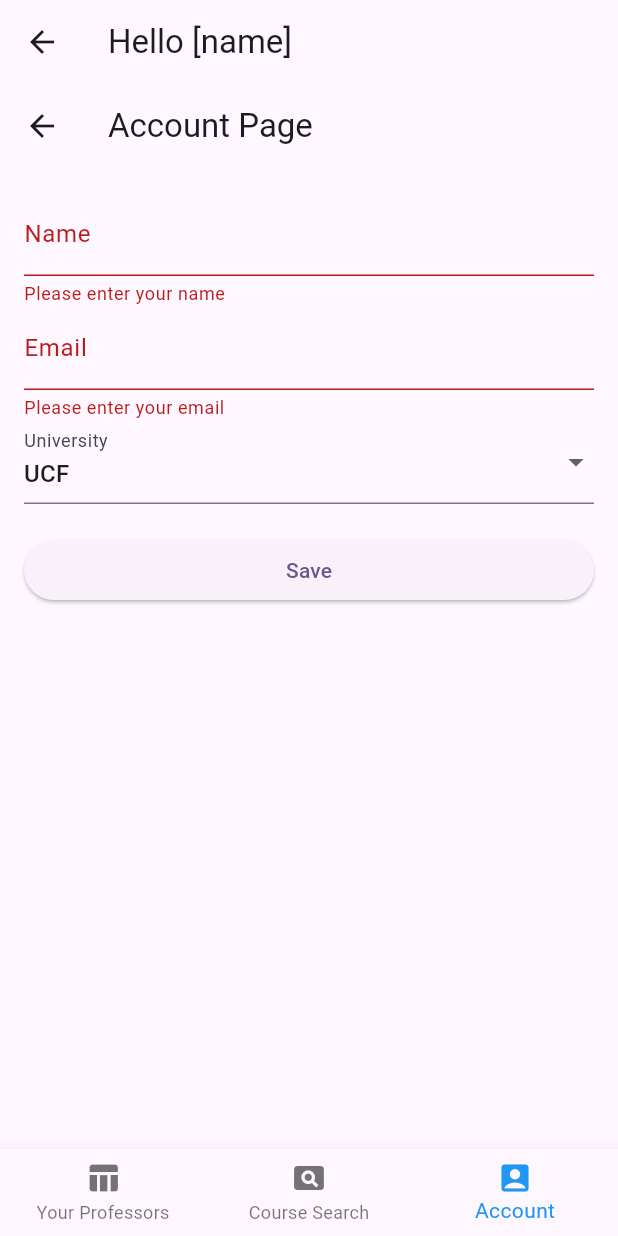
After one commit to FindMyProfessors/findmyprofessors, a Flutter app: the MyHomePage screen opened directly, item 3 of the bottom bar chosen, after a tap on "Save", on a phone screen of 412 x 824 dp. The commit adds this screen. Run offline on Flutter 3.47's test engine with Material 3 defaults, Android fonts, the phone set to English and light mode, and no system bars; our stand-ins replace flutter_native_splash, icons_plus.

Commit message:
home screen added

```diff
--- a/mobile/app/lib/screens/home_screen.dart
+++ /dev/null
@@ -1,20 +0,0 @@
-import 'package:flutter/material.dart';
-import 'package:app/widgets/custom_scaffold.dart';
-import 'package:app/widgets/welcome_button.dart';
-import 'package:app/screens/signin_screen.dart';
-import 'package:app/screens/signup_screen.dart';
-
-class HomeScreen extends StatelessWidget {
-  const HomeScreen({super.key});
-
-  @override
-  Widget build(BuildContext context) {
-    return CustomScaffold(
-      showAppBar: true,
-      child: RichText( text: const TextSpan(text:'home SCREEN', style: TextStyle(color: Colors.white,)),),
-
-
-
-    );
-  }
-}
--- a/mobile/app/lib/screens/signup_screen.dart
+++ b/mobile/app/lib/screens/signup_screen.dart
@@ -1,4 +1,4 @@
-import 'package:app/screens/home_screen.dart';
+import 'package:app/screens/test1.dart';
 import 'package:flutter/material.dart';
 import 'package:app/screens/signin_screen.dart';
 import 'package:app/widgets/custom_scaffold.dart';
@@ -282,7 +282,7 @@ class _SignInScreenState extends State<SignUpScreen> {
                           }
                           if (_formSignUpKey.currentState!.validate()) {
                             //update database
-                            Navigator.of(context).push(MaterialPageRoute(builder: (context) => HomeScreen()));
+                            Navigator.of(context).push(MaterialPageRoute(builder: (context) => MyHomePage()));
                           }
                         },
                         child: const Text('Sign Up'),
--- /dev/null
+++ b/mobile/app/lib/screens/test1.dart
@@ -0,0 +1,287 @@
+import 'package:flutter/material.dart';
+
+void main() {
+  runApp(const MyApp());
+}
+
+class MyApp extends StatelessWidget {
+  const MyApp({super.key});
+
+  @override
+  Widget build(BuildContext context) {
+    return MaterialApp(
+      title: 'Flutter Demo',
+      theme: ThemeData(
+        primarySwatch: Colors.blue,
+      ),
+      home: const MyHomePage(),
+    );
+  }
+}
+
+class MyHomePage extends StatefulWidget {
+  const MyHomePage({super.key});
+
+  @override
+  _MyHomePageState createState() => _MyHomePageState();
+}
+
+class _MyHomePageState extends State<MyHomePage> {
+  int _selectedIndex = 0;
+
+  static final List<Widget> _widgetOptions = <Widget>[
+    const TextTablePage(),
+    const SearchPage(),
+    /*const*/AccountPage(),
+  ];
+
+  void _onItemTapped(int index) {
+    setState(() {
+      _selectedIndex = index;
+    });
+  }
+
+  @override
+  Widget build(BuildContext context) {
+    return Scaffold(
+      appBar: AppBar(
+        title: const Text('Hello [name]'),
+      ),
+      body: Center(
+        child: _widgetOptions.elementAt(_selectedIndex),
+      ),
+      bottomNavigationBar: BottomNavigationBar(
+        items: const <BottomNavigationBarItem>[
+          BottomNavigationBarItem(
+            icon: Icon(Icons.table_chart),
+            label: 'Your Professors',
+          ),
+          BottomNavigationBarItem(
+            icon: Icon(Icons.pageview),
+            label: 'Course Search',
+          ),
+          BottomNavigationBarItem(
+            icon: Icon(Icons.account_box),
+            label: 'Account',
+          ),
+        ],
+        currentIndex: _selectedIndex,
+        selectedItemColor: Colors.blue,
+        onTap: _onItemTapped,
+      ),
+    );
+  }
+}
+
+class TextTablePage extends StatelessWidget {
+  const TextTablePage({super.key});
+
+  @override
+  Widget build(BuildContext context) {
+    return ListView(
+      padding: const EdgeInsets.all(8.0),
+      children: <Widget>[
+        Table(
+          border: TableBorder.all(),
+          children: const [
+            TableRow(children: [
+              Padding(
+                padding: EdgeInsets.all(8.0),
+                child: Text('Your Professors'),
+              ),
+              Padding(
+                padding: EdgeInsets.all(8.0),
+                child: Text('Times'),
+              ),
+            ]),
+            TableRow(children: [
+              Padding(
+                padding: EdgeInsets.all(8.0),
+                child: Text('Dr. Smith'),
+              ),
+              Padding(
+                padding: EdgeInsets.all(8.0),
+                child: Text('Thu 3pm'),
+              ),
+            ]),
+            TableRow(children: [
+              Padding(
+                padding: EdgeInsets.all(8.0),
+                child: Text('Bill'),
+              ),
+              Padding(
+                padding: EdgeInsets.all(8.0),
+                child: Text('Wed 1pm'),
+              ),
+            ]),
+          ],
+        ),
+      ],
+    );
+  }
+}
+
+class SearchPage extends StatefulWidget {
+  const SearchPage({super.key});
+
+  @override
+  _SearchPageState createState() => _SearchPageState();
+}
+
+class _SearchPageState extends State<SearchPage> {
+  String query = '';
+  final List<String> data = [//IMPORT COURSE LIST
+    'Course 1',
+    'Course 2',
+    'Course 3',
+    'Course 4',
+    'Course 5',
+    'Course 6',
+    'Course 7',
+  ];
+
+  @override
+  Widget build(BuildContext context) {
+    return Column(
+      children: <Widget>[
+        Padding(
+          padding: const EdgeInsets.all(8.0),
+          child: TextField(
+            onChanged: (value) {
+              setState(() {
+                query = value;
+              });
+            },
+            decoration: InputDecoration(
+              hintText: 'Search...',
+              border: OutlineInputBorder(
+                borderRadius: BorderRadius.circular(8.0),
+              ),
+              prefixIcon: const Icon(Icons.search),
+            ),
+          ),
+        ),
+        Expanded(
+          child: ListView(
+            children: data
+                .where((item) => item.toLowerCase().contains(query.toLowerCase()))
+                .map((item) => ListTile(
+                      title: Text(item),
+                    ))
+                .toList(),
+          ),
+        ),
+      ],
+    );
+  }
+}
+
+class AccountPage extends StatefulWidget {
+  @override
+  _AccountPageState createState() => _AccountPageState();
+}
+
+class _AccountPageState extends State<AccountPage> {
+  final _formKey = GlobalKey<FormState>();
+  final _nameController = TextEditingController();
+  final _emailController = TextEditingController();
+  String _selectedUniversity = "UCF";
+
+  final List<String> _universities = [
+    "Harvard University",
+    "Stanford University",
+    "MIT",
+    "University of Oxford",
+    "University of Cambridge",
+    "UCF",
+  ];
+
+  @override
+  void initState() {
+    super.initState();
+    /*final userProfile = Provider.of<UserProfile>(context, listen: false);
+    _nameController.text = userProfile.name;
+    _emailController.text = userProfile.email;
+    _selectedUniversity = userProfile.university;*/
+  }
+
+  @override
+  void dispose() {
+    _nameController.dispose();
+    _emailController.dispose();
+    super.dispose();
+  }
+
+  void _saveForm() {
+    if (_formKey.currentState!.validate()) {
+      /*final userProfile = Provider.of<UserProfile>(context, listen: false);
+      userProfile.updateName(_nameController.text);
+      userProfile.updateEmail(_emailController.text);
+      userProfile.updateUniversity(_selectedUniversity);
+      ScaffoldMessenger.of(context).showSnackBar(
+        SnackBar(content: Text('Profile updated')),
+      );*/
+    }
+  }
+
+  @override
+  Widget build(BuildContext context) {
+    return Scaffold(
+      appBar: AppBar(
+        title: Text('Account Page'),
+      ),
+      body: Padding(
+        padding: const EdgeInsets.all(16.0),
+        child: Form(
+          key: _formKey,
+          child: ListView(
+            children: [
+              TextFormField(
+                controller: _nameController,
+                decoration: InputDecoration(labelText: 'Name'),
+                validator: (value) {
+                  if (value == "") {
+                    return 'Please enter your name';
+                  }
+                  return null;
+                },
+              ),
+              TextFormField(
+                controller: _emailController,
+                decoration: InputDecoration(labelText: 'Email'),
+                validator: (value) {
+                  if (value == "") {
+                    return 'Please enter your email';
+                  } else if (!RegExp(r'^[^@]+@[^@]+\.[^@]+').hasMatch(value!)) {
+                    return 'Please enter a valid email address';
+                  }
+                  return null;
+                },
+              ),
+              DropdownButtonFormField(
+                value: _selectedUniversity,
+                items: _universities.map((String university) {
+                  return DropdownMenuItem(
+                    value: university,
+                    child: Text(university),
+                  );
+                }).toList(),
+                onChanged: (newValue) {
+                  setState(() {
+                    _selectedUniversity = newValue!;
+                  });
+                },
+                decoration: InputDecoration(labelText: 'University'),
+              ),
+              SizedBox(height: 20),
+              ElevatedButton(
+                onPressed: _saveForm,
+                child: Text('Save'),
+              ),
+            ],
+          ),
+        ),
+      ),
+    );
+  }
+}
```
